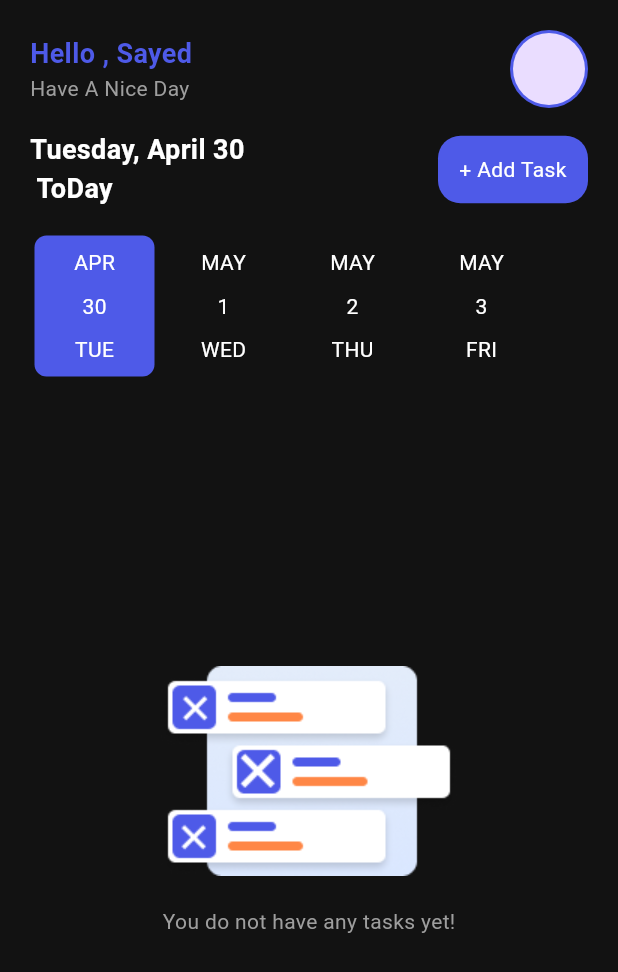
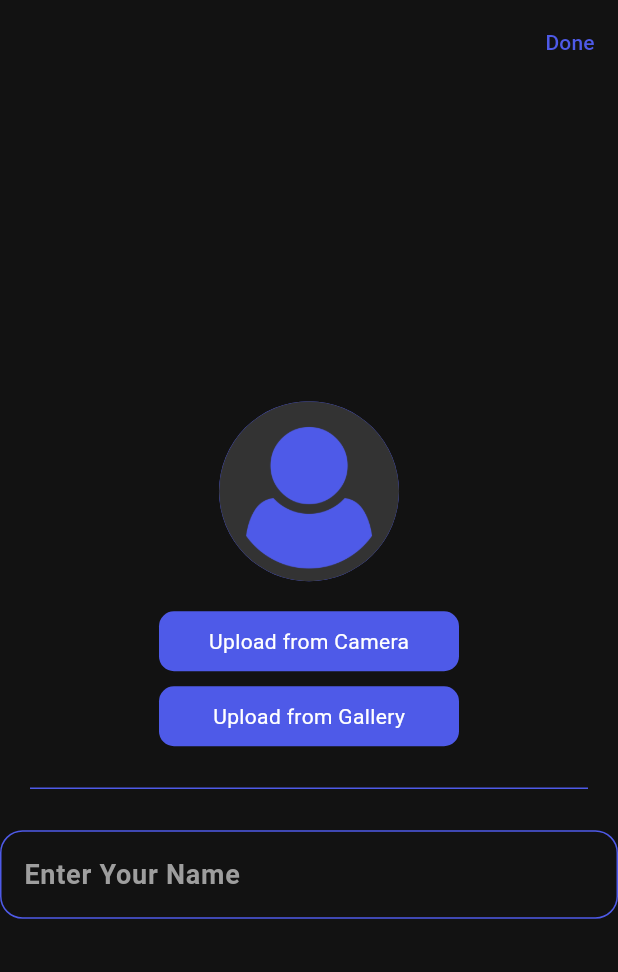
Before and after one commit to mostafanagy0/Taskati, a Flutter app: the screen it shows after launch, on a phone screen of 412 x 824 dp. Shown: the top 972 px of the screen. Run offline on Flutter 3.47's test engine with Material 3 defaults, Android fonts, the phone set to English and light mode, and no system bars; drawn by our look-alikes of date_picker_timeline; our stand-ins replace google_fonts, hive, hive_flutter, image_picker, lottie; accounts and stored records are empty.

Commit message:
first commit

```diff
--- a/lib/core/thems.dart
+++ b/lib/core/thems.dart
@@ -63,5 +63,3 @@ final darkThem = ThemeData(
           borderSide: BorderSide(color: AppColors.redColor),
           borderRadius: BorderRadius.circular(15))),
 );
-
-mixin primaryColorDark {}
--- /dev/null
+++ b/lib/feature/UpLode_view.dart
@@ -0,0 +1,149 @@
+// ignore_for_file: unnecessary_null_comparison, non_constant_identifier_names
+
+import 'dart:io';
+
+import 'package:flutter/material.dart';
+import 'package:image_picker/image_picker.dart';
+import 'package:taskati/core/colors.dart';
+import 'package:taskati/core/storage/local_storage.dart';
+import 'package:taskati/core/style.dart';
+import 'package:taskati/feature/home/home_view.dart';
+
+String? image_path;
+String name = '';
+
+class UpLoadView extends StatefulWidget {
+  const UpLoadView({super.key});
+
+  @override
+  State<UpLoadView> createState() => _UpLoadViewState();
+}
+
+class _UpLoadViewState extends State<UpLoadView> {
+  @override
+  Widget build(BuildContext context) {
+    return Scaffold(
+        appBar: AppBar(
+          actions: [
+            TextButton(
+                onPressed: () {
+                  if (image_path != null && name.isNotEmpty) {
+                    AppLocal.cacheData(AppLocal.IsUpload, true);
+                    AppLocal.cacheData(AppLocal.NameKey, name);
+
+                    Navigator.of(context).pushReplacement(MaterialPageRoute(
+                      builder: (context) => const HomeView(),
+                    ));
+                  } else if (image_path == null && name.isEmpty) {
+                    ScaffoldMessenger.of(context).showSnackBar(SnackBar(
+                        backgroundColor: AppColors.redColor,
+                        content: const Text(
+                            'Please Upload Your Image and Enter Your Name')));
+                  } else if (image_path == null) {
+                    ScaffoldMessenger.of(context).showSnackBar(SnackBar(
+                        backgroundColor: AppColors.redColor,
+                        content: const Text('Please Upload Your Image')));
+                  } else {
+                    ScaffoldMessenger.of(context).showSnackBar(SnackBar(
+                        backgroundColor: AppColors.redColor,
+                        content: const Text('Please Enter your Name')));
+                  }
+                },
+                child: Text(
+                  'Done',
+                  style: getSubStyle(color: AppColors.primaryColor),
+                ))
+          ],
+        ),
+        body: Center(
+          child: Column(
+            mainAxisAlignment: MainAxisAlignment.center,
+            children: [
+              CircleAvatar(
+                radius: 60,
+                backgroundColor: AppColors.primaryColor,
+                foregroundImage: (image_path != null)
+                    ? FileImage(File(image_path!)) as ImageProvider
+                    : const AssetImage(
+                        'assets/user.png',
+                      ),
+              ),
+              const SizedBox(height: 20),
+              GestureDetector(
+                onTap: () async {
+                  await getImagefromCamera();
+                },
+                child: Container(
+                  height: 40,
+                  width: 200,
+                  alignment: Alignment.center,
+                  decoration: BoxDecoration(
+                      borderRadius: BorderRadius.circular(10),
+                      color: AppColors.primaryColor),
+                  child: Text(
+                    'Upload from Camera',
+                    style: TextStyle(color: AppColors.lightBG),
+                  ),
+                ),
+              ),
+              const SizedBox(height: 10),
+              GestureDetector(
+                onTap: () async {
+                  await getImagefromGallery();
+                },
+                child: Container(
+                  height: 40,
+                  width: 200,
+                  alignment: Alignment.center,
+                  decoration: BoxDecoration(
+                      borderRadius: BorderRadius.circular(10),
+                      color: AppColors.primaryColor),
+                  child: Text(
+                    'Upload from Gallery',
+                    style: TextStyle(color: AppColors.lightBG),
+                  ),
+                ),
+              ),
+              Padding(
+                padding: const EdgeInsets.all(20),
+                child: Divider(
+                  color: AppColors.primaryColor,
+                ),
+              ),
+              TextField(
+                onChanged: (value) {
+                  setState(() {
+                    name = value;
+                  });
+                },
+                style: getTitleStyle(color: Theme.of(context).primaryColor),
+                decoration: const InputDecoration(hintText: 'Enter Your Name'),
+              )
+            ],
+          ),
+        ));
+  }
+
+  getImagefromCamera() async {
+    final pickedImage =
+        await ImagePicker().pickImage(source: ImageSource.camera);
+    if (pickedImage != null) {
+      AppLocal.cacheData(AppLocal.ImageKey, pickedImage.path);
+      setState(() {
+        image_path = pickedImage.path;
+      });
+    }
+  }
+
+  getImagefromGallery() async {
+    final pickedImage =
+        await ImagePicker().pickImage(source: ImageSource.gallery);
+    if (pickedImage != null) {
+      AppLocal.cacheData(AppLocal.ImageKey, pickedImage.path);
+
+      setState(() {
+        image_path = pickedImage.path;
+      });
+    }
+  }
+}
--- a/lib/feature/add_task/add_task_view.dart
+++ b/lib/feature/add_task/add_task_view.dart
@@ -61,6 +61,7 @@ class _AddTaskViewState extends State<AddTaskView> {
                     style:
                         getTitleStyle(color: Theme.of(context).primaryColor)),
                 TextFormField(
+                  style: getSubStyle(color: Theme.of(context).primaryColor),
                   controller: titleCon,
                   validator: (value) {
                     if (value!.isEmpty) {
--- a/lib/splash.dart
+++ b/lib/splash.dart
@@ -3,7 +3,7 @@
 import 'package:flutter/material.dart';
 import 'package:lottie/lottie.dart';
 import 'package:taskati/core/style.dart';
-import 'package:taskati/feature/home/home_view.dart';
+import 'package:taskati/feature/UpLode_view.dart';
 
 class SplashView extends StatefulWidget {
   const SplashView({super.key});
@@ -17,8 +17,8 @@ class _SplashViewState extends State<SplashView> {
   void initState() {
     super.initState();
     Future.delayed(Duration(seconds: 4), () {
-      Navigator.of(context)
-          .pushReplacement(MaterialPageRoute(builder: (context) => HomeView()));
+      Navigator.of(context).pushReplacement(
+          MaterialPageRoute(builder: (context) => UpLoadView()));
     });
   }
 
--- a/pubspec.yaml
+++ b/pubspec.yaml
@@ -36,16 +36,16 @@ dependencies:
   google_fonts: ^6.1.0
   hive: ^2.2.3
   hive_flutter: ^1.1.0
-
+  image_picker: ^1.0.7
   intl: ^0.18.0
   lottie: ^3.0.0
 
 dev_dependencies:
+  build_runner: ^2.4.6
   flutter_lints: ^2.0.0
   flutter_test:
     sdk: flutter
   hive_generator: ^2.0.1
-  build_runner: ^2.4.6
 
 # For information on the generic Dart part of this file, see the
 # following page: https://dart.dev/tools/pub/pubspec
```
Also changed, not shown: lib/core/storage/local_storage.dart (+7 -0 lines), lib/feature/home/widgets/home_header.dart (+40 -7 lines), lib/feature/profile/dialogs.dart (added, +158 -0 lines), lib/feature/profile/profile_view.dart (added, +156 -0 lines), lib/main.dart (+4 -3 lines), assets/user.png (added), pubspec.lock, 6 other files.
